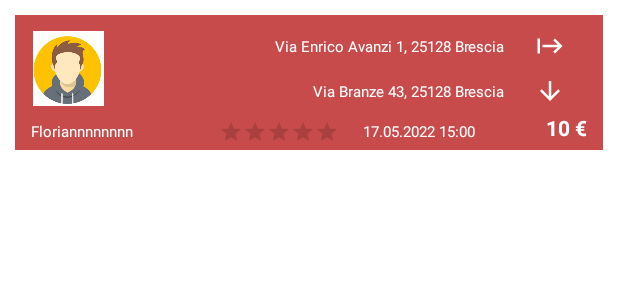
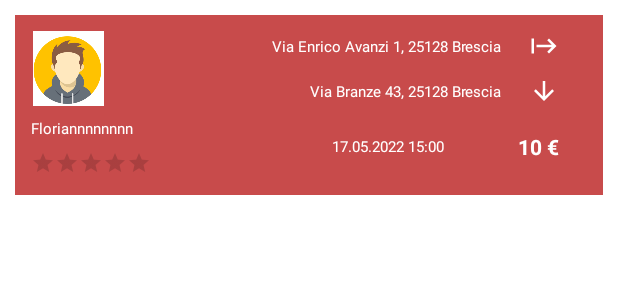
Before and after one commit to FS93/CCApp, an Android app: the layout ride_layout.xml on its own in the app's theme, with its tools: preview values and no code run, on a phone screen of 412 x 824 dp. Shown: the top 300 px of the screen. Run offline under Robolectric (Android 15) with nearby library versions, the phone set to English and light mode, and no system bars.

Commit message:
Fixed constraints in the ride records layout

```diff
--- a/app/src/main/res/layout/ride_layout.xml
+++ b/app/src/main/res/layout/ride_layout.xml
@@ -3,7 +3,7 @@
     xmlns:app="http://schemas.android.com/apk/res-auto"
     xmlns:tools="http://schemas.android.com/tools"
     android:layout_width="match_parent"
-    android:layout_height="90dp"
+    android:layout_height="120dp"
     android:layout_margin="10dp"
     android:padding="5dp"
     android:background="#C84B4B">
@@ -19,14 +19,14 @@
 
     <TextView
         android:id="@+id/txtDriverName"
-        android:layout_width="120dp"
+        android:layout_width="100dp"
         android:layout_height="wrap_content"
+        android:layout_marginTop="5dp"
+        android:layout_marginBottom="5dp"
         android:text="Floriannnnnnnn"
         android:textColor="@color/white"
         android:textSize="10sp"
-        android:layout_marginTop="15dp"
-        android:layout_marginBottom="5dp"
-        app:layout_constraintBottom_toBottomOf="parent"
+        app:layout_constraintBottom_toTopOf="@id/rbDriverRating"
         app:layout_constraintStart_toStartOf="@+id/ivAvatar"
         app:layout_constraintTop_toBottomOf="@+id/ivAvatar" />
 
@@ -35,12 +35,14 @@
         style="?android:attr/ratingBarStyleSmall"
         android:layout_width="wrap_content"
         android:layout_height="wrap_content"
-        android:layout_margin="5dp"
+        android:layout_marginBottom="5dp"
         android:isIndicator="true"
         android:numStars="5"
-        app:layout_constraintBottom_toBottomOf="@id/txtDriverName"
-        app:layout_constraintStart_toEndOf="@id/txtDriverName"
-        app:layout_constraintTop_toTopOf="@+id/txtDriverName"
+        app:layout_constraintBottom_toBottomOf="parent"
+        app:layout_constraintEnd_toEndOf="@+id/txtDriverName"
+        app:layout_constraintHorizontal_bias="0.0"
+        app:layout_constraintStart_toStartOf="@+id/txtDriverName"
+        app:layout_constraintTop_toBottomOf="@+id/txtDriverName"
         tools:ignore="SpeakableTextPresentCheck" />
 
     <ImageView
@@ -48,9 +50,9 @@
         android:layout_width="20dp"
         android:layout_height="20dp"
         android:layout_marginStart="5dp"
+        android:layout_marginEnd="16dp"
         android:src="@drawable/ic_departure"
         app:layout_constraintEnd_toEndOf="parent"
-        android:layout_marginEnd="10dp"
         app:layout_constraintStart_toEndOf="@id/txtDeparture"
         app:layout_constraintTop_toTopOf="@+id/ivAvatar"
         app:tint="@color/white" />
@@ -75,11 +77,11 @@
         android:layout_width="20dp"
         android:layout_height="20dp"
         android:layout_marginStart="5dp"
+        android:layout_marginEnd="16dp"
         android:src="@drawable/ic_destination"
         app:layout_constraintBottom_toBottomOf="@+id/ivAvatar"
         app:layout_constraintEnd_toEndOf="parent"
         app:layout_constraintStart_toEndOf="@id/txtDestination"
-        android:layout_marginEnd="10dp"
         app:tint="@color/white" />
 
     <TextView
@@ -104,24 +106,23 @@
         android:text="10 €"
         android:textColor="@color/white"
         android:textStyle="bold"
-        app:flow_horizontalBias="0.5"
-        app:layout_constraintBottom_toBottomOf="@id/txtDriverName"
-        app:layout_constraintEnd_toEndOf="parent"
-        android:layout_marginEnd="5dp"
+        app:layout_constraintBottom_toBottomOf="@id/rbDriverRating"
+        app:layout_constraintEnd_toEndOf="@+id/ivDestination"
         app:layout_constraintTop_toTopOf="@+id/txtDriverName"
-        app:layout_constraintVertical_bias="1.0" />
+        app:layout_constraintVertical_bias="0.5" />
 
     <TextView
         android:id="@+id/txtRideDateTime"
         android:layout_width="wrap_content"
         android:layout_height="wrap_content"
-        android:textSize="10sp"
-        android:layout_marginEnd="16dp"
-        android:layout_marginStart="16dp"
         android:text="17.05.2022 15:00"
         android:textColor="@color/white"
-        app:layout_constraintStart_toEndOf="@id/rbDriverRating"
-        app:layout_constraintTop_toTopOf="@id/txtDriverName"
-        app:layout_constraintBottom_toBottomOf="@id/txtDriverName"/>
+        android:textSize="10sp"
+        app:flow_verticalBias="0.5"
+        app:layout_constraintBottom_toBottomOf="@id/rbDriverRating"
+        app:layout_constraintEnd_toEndOf="parent"
+        app:layout_constraintHorizontal_bias="0.5"
+        app:layout_constraintStart_toEndOf="@+id/txtDriverName"
+        app:layout_constraintTop_toTopOf="@id/txtDriverName" />
 
 </androidx.constraintlayout.widget.ConstraintLayout>
```
